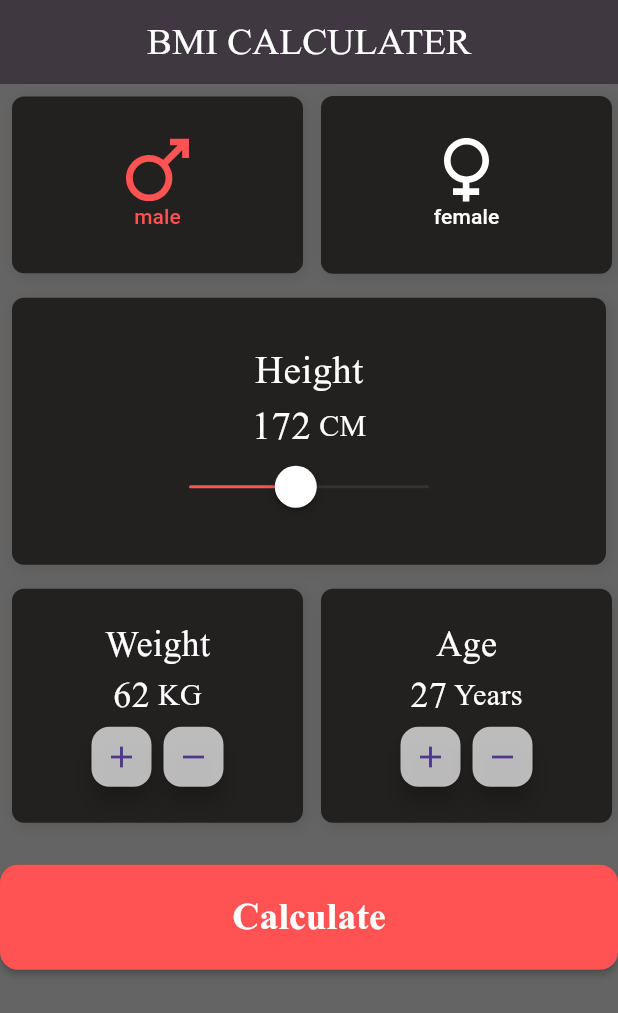
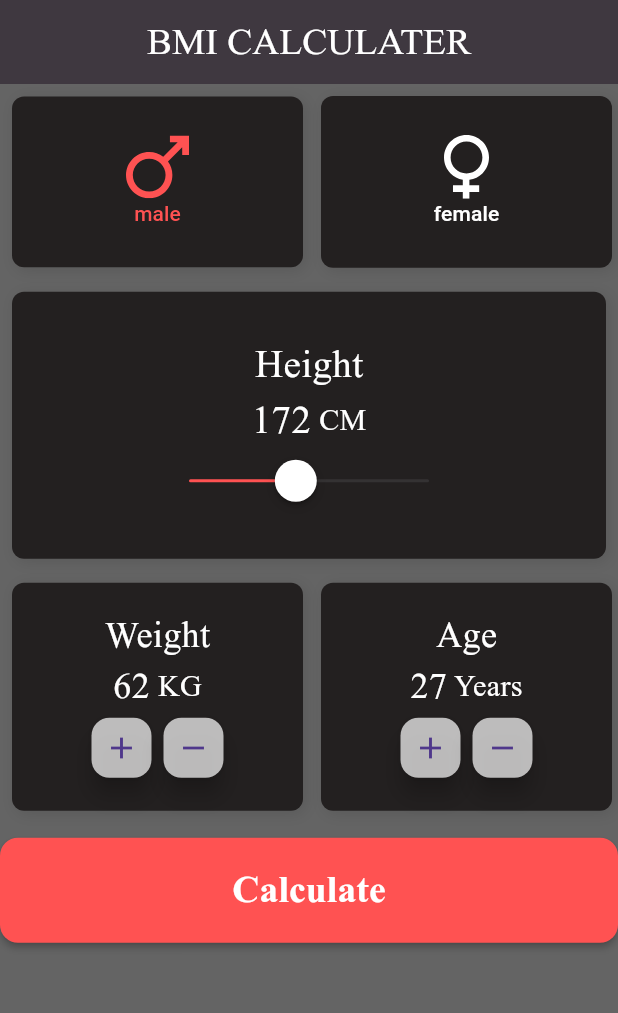
Before and after one commit to AHakimDev/BMI-calculator, a Flutter app: the screen it shows after launch, on a phone screen of 412 x 824 dp. Shown: the top 1013 px of the screen. Run offline on Flutter 3.47's test engine with Material 3 defaults, Android fonts, the phone set to English and light mode, and no system bars; our stand-ins replace flutter_svg.

```diff
--- a/lib/main.dart
+++ b/lib/main.dart
@@ -1,7 +1,7 @@
 import 'package:flutter/cupertino.dart';
 import 'package:flutter/material.dart';
 import 'package:flutter_svg/flutter_svg.dart';
-
+// EN
 void main (){
   runApp(MyApp());
 }
@@ -105,7 +105,7 @@ class _MyAppState extends State<MyApp> {
                                   fit: FlexFit.tight,
                                   child: Container(
                                     margin: const EdgeInsets.fromLTRB(8, 8, 4, 8),
-                                    padding: const EdgeInsets.all(20),
+                                    padding: const EdgeInsets.all(18),
                                     decoration: BoxDecoration(
                                       color: const Color.fromRGBO(35, 32, 32, 1),
                                       borderRadius: const BorderRadius.all(Radius.circular(8.0)),
@@ -153,7 +153,7 @@ class _MyAppState extends State<MyApp> {
                                   fit: FlexFit.tight,
                                   child: Container(
                                     margin: const EdgeInsets.fromLTRB(8, 8, 4, 8),
-                                    padding: const EdgeInsets.all(20),
+                                    padding: const EdgeInsets.all(18),
                                     decoration: BoxDecoration(
                                       color: const Color.fromRGBO(35, 32, 32, 1),
                                       borderRadius: const BorderRadius.all(Radius.circular(8.0)),
@@ -265,7 +265,7 @@ class _MyAppState extends State<MyApp> {
                                   fit: FlexFit.tight,
                                   child: Container(
                                     margin: const EdgeInsets.fromLTRB(8, 8, 4, 8),
-                                    padding: const EdgeInsets.all(20),
+                                    padding: const EdgeInsets.all(18),
                                     decoration: BoxDecoration(
                                       color: const Color.fromRGBO(35, 32, 32, 1),
                                       borderRadius: const BorderRadius.all(Radius.circular(8.0)),
@@ -327,7 +327,7 @@ class _MyAppState extends State<MyApp> {
                                   fit: FlexFit.tight,
                                   child: Container(
                                     margin: const EdgeInsets.fromLTRB(8, 8, 4, 8),
-                                    padding: const EdgeInsets.all(20),
+                                    padding: const EdgeInsets.all(18),
                                     decoration: BoxDecoration(
                                       color: const Color.fromRGBO(35, 32, 32, 1),
                                       borderRadius: const BorderRadius.all(Radius.circular(8.0)),
@@ -387,7 +387,7 @@ class _MyAppState extends State<MyApp> {
                               ],
                             ),
 
-                            const SizedBox(height: 20),
+                            const SizedBox(height: 10),
                             // ================= CALCULATE (UNCHANGED) =================
                             SizedBox(
                               width: double.infinity,
@@ -459,7 +459,7 @@ class _MyAppState extends State<MyApp> {
                                 ),
                               ),
                             ),
-                            const SizedBox(height: 10),
+                            const SizedBox(height: 8),
                             if (bmiResult.isNotEmpty)
                               ConstrainedBox(
                                 constraints: const BoxConstraints(
```
